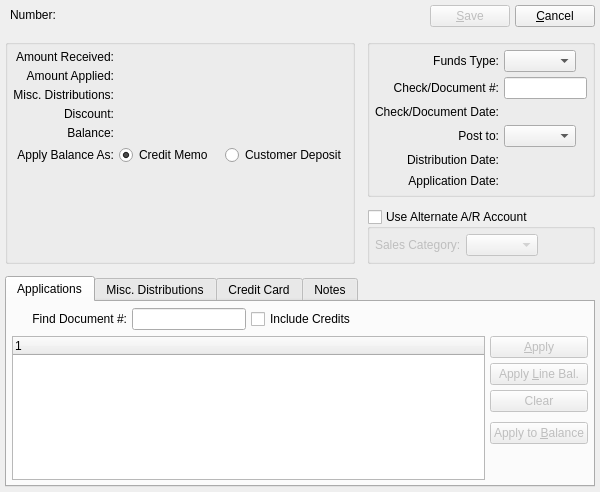
The window that guiclient/cashReceipt.ui (Pegasus-RPG/xtuple-client) describes before a commit, drawn with Qt 5.
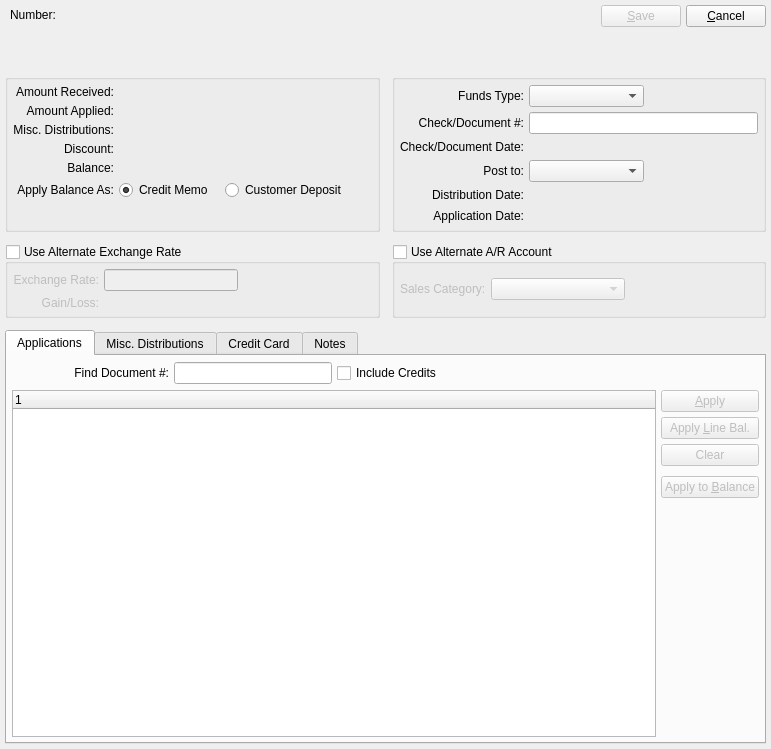
The same window after the commit. Custom widgets are drawn as their Qt base class.

What changed in the file:
```diff
--- a/guiclient/cashReceipt.ui
+++ b/guiclient/cashReceipt.ui
@@ -13,8 +13,8 @@
    <rect>
     <x>0</x>
     <y>0</y>
-    <width>600</width>
-    <height>400</height>
+    <width>771</width>
+    <height>749</height>
    </rect>
   </property>
   <property name="windowTitle">
@@ -140,7 +140,7 @@
        </item>
       </layout>
      </item>
-     <item row="1" column="0" rowspan="2">
+     <item row="1" column="0">
       <widget class="QGroupBox" name="_amountGroup">
        <property name="title">
         <string/>
@@ -940,6 +940,64 @@
        </widget>
       </widget>
      </item>
+     <item row="2" column="0">
+      <widget class="QGroupBox" name="_altExchRate">
+       <property name="title">
+        <string>Use Alternate Exchange Rate</string>
+       </property>
+       <property name="checkable">
+        <bool>true</bool>
+       </property>
+       <property name="checked">
+        <bool>false</bool>
+       </property>
+       <layout class="QGridLayout" name="gridLayout_6">
+        <item row="1" column="0">
+         <widget class="QLabel" name="_gainLossLit">
+          <property name="text">
+           <string>Gain/Loss:</string>
+          </property>
+          <property name="alignment">
+           <set>Qt::AlignRight|Qt::AlignTrailing|Qt::AlignVCenter</set>
+          </property>
+         </widget>
+        </item>
+        <item row="0" column="0">
+         <widget class="QLabel" name="_exchRateLit">
+          <property name="text">
+           <string>Exchange Rate:</string>
+          </property>
+          <property name="alignment">
+           <set>Qt::AlignRight|Qt::AlignTrailing|Qt::AlignVCenter</set>
+          </property>
+         </widget>
+        </item>
+        <item row="0" column="1">
+         <widget class="XLineEdit" name="_exchRate">
+          <property name="alignment">
+           <set>Qt::AlignRight|Qt::AlignTrailing|Qt::AlignVCenter</set>
+          </property>
+         </widget>
+        </item>
+        <item row="0" column="2">
+         <spacer name="horizontalSpacer">
+          <property name="orientation">
+           <enum>Qt::Horizontal</enum>
+          </property>
+          <property name="sizeHint" stdset="0">
+           <size>
+            <width>40</width>
+            <height>20</height>
+           </size>
+          </property>
+         </spacer>
+        </item>
+        <item row="1" column="1">
+         <widget class="CurrDisplay" name="_gainLoss"/>
+        </item>
+       </layout>
+      </widget>
+     </item>
     </layout>
    </item>
   </layout>
```
Left out of the diff: 32 changed lines with no effect on the pictures.
